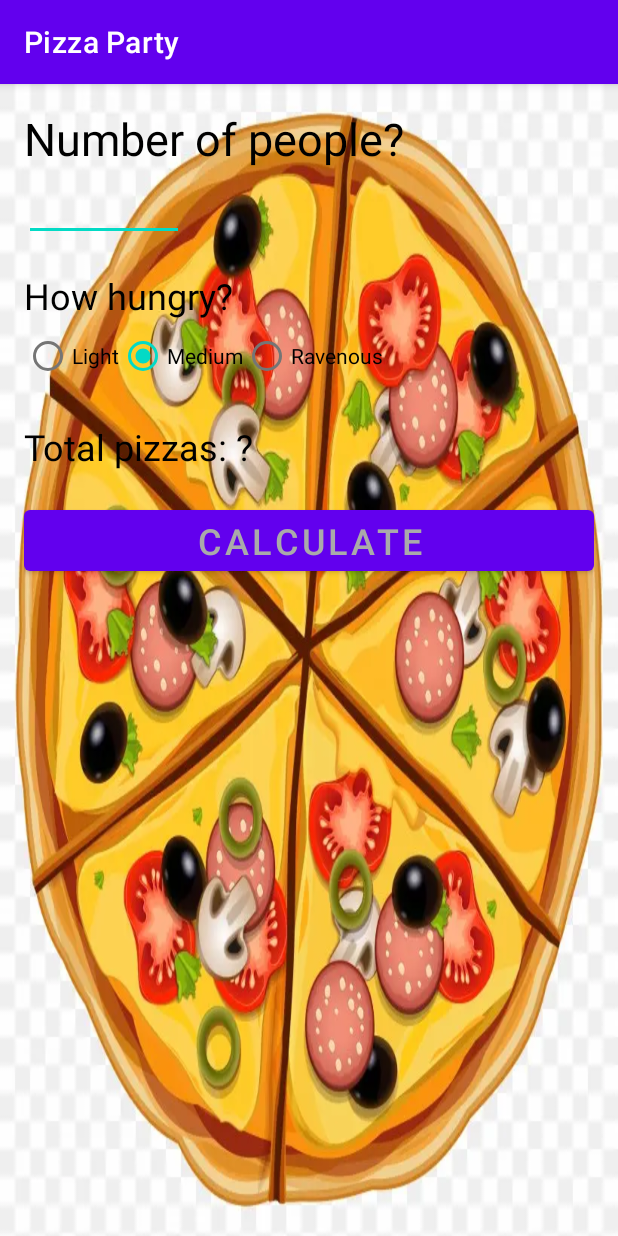
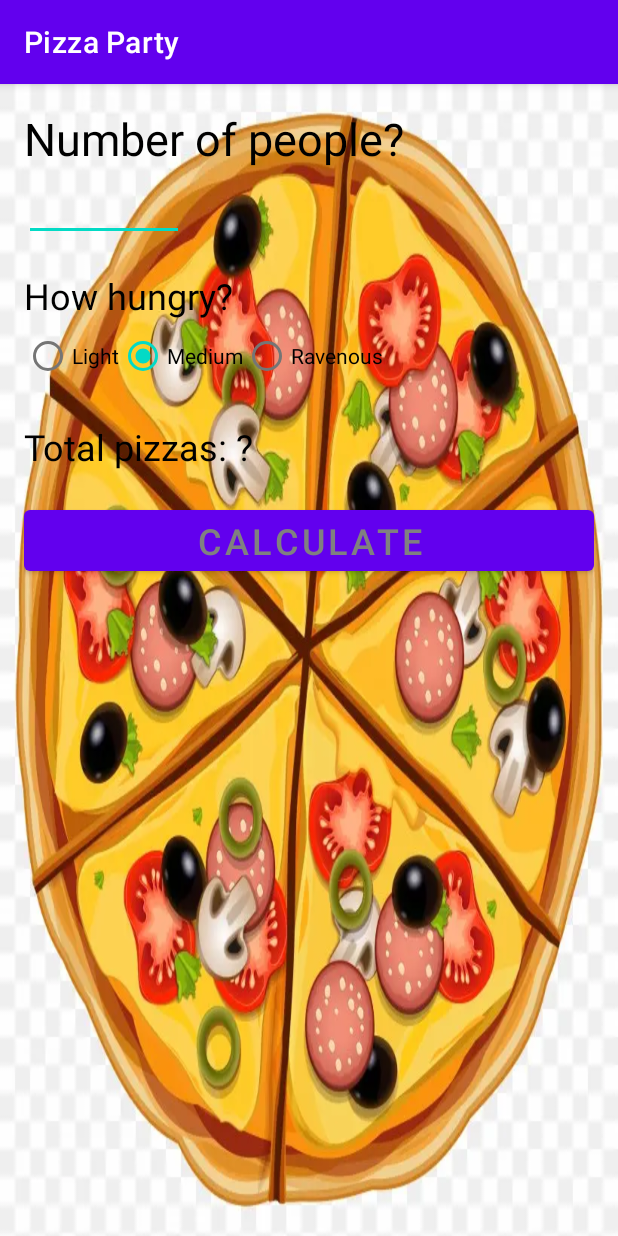
Before and after one commit to PankajChohan9820/Pizza-Party, an Android app: the screen it shows after launch (MainActivity), on a phone screen of 412 x 824 dp. Run offline under Robolectric (Android 15) with nearby library versions, the phone set to English and light mode, and no system bars.

Commit message:
Commit of Pizza Party 2 - HW 2

```diff
--- a/app/src/main/res/values/colors.xml
+++ b/app/src/main/res/values/colors.xml
@@ -7,5 +7,5 @@
     <color name="teal_700">#FF018786</color>
     <color name="black">#FF000000</color>
     <color name="white">#FFFFFFFF</color>
-    <color name="gray">#AAA</color>
+    <color name="gray">#808080</color>
 </resources>
```
